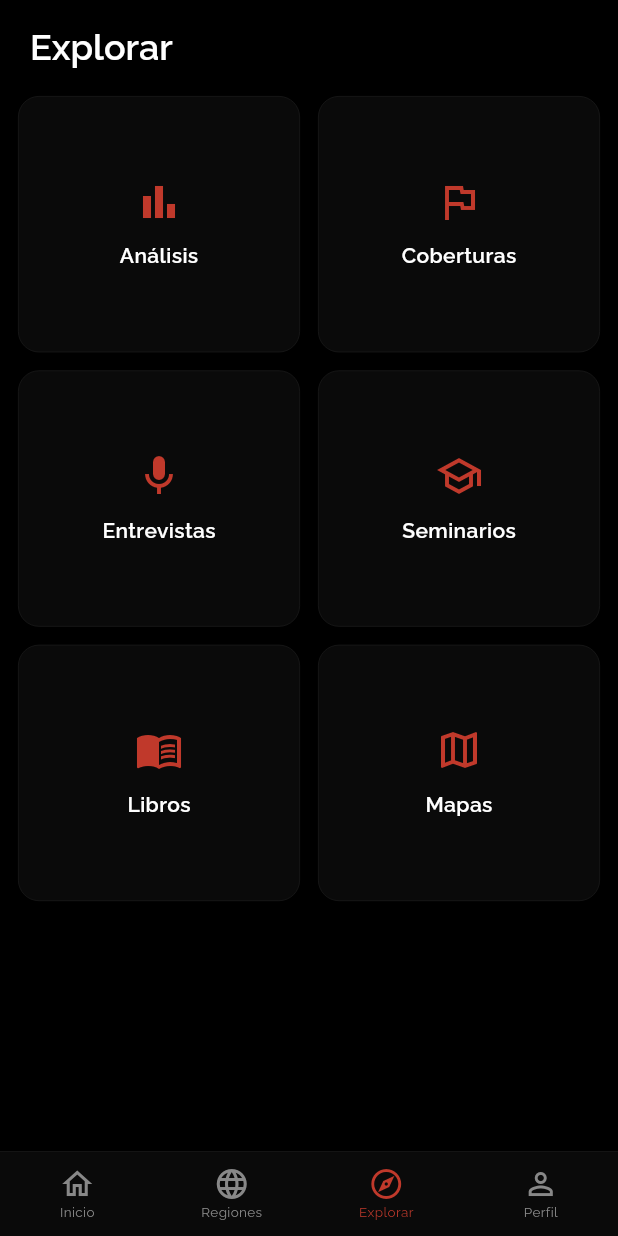
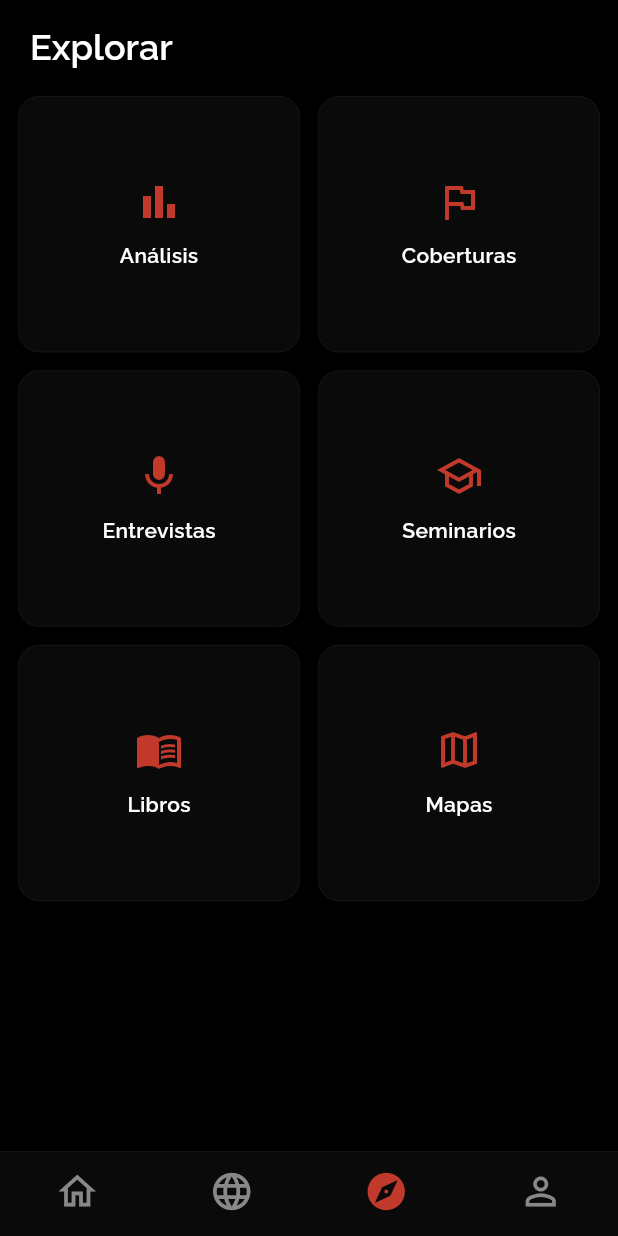
Before and after one commit to RubenGolfe98/descifra_app, a Flutter app: the screen it shows after launch, item 3 of the bottom bar chosen, on a phone screen of 412 x 824 dp. Run offline on Flutter 3.47's test engine with Material 3 defaults, Android fonts, the phone set to English and light mode, and no system bars; our stand-ins replace cached_network_image, connectivity_plus, flutter_html, flutter_secure_storage, flutter_svg, google_fonts and 3 more; missing offline and left inert: flutter_inappwebview; network calls fail.

Commit message:
- Eliminar texto de la barra de navegación - Quitar SplashFactory - Alinear badges

```diff
--- a/lib/main.dart
+++ b/lib/main.dart
@@ -75,9 +75,6 @@ class _AppRoot extends StatelessWidget {
         textTheme: theme.font.textTheme(
           isDark ? ThemeData.dark().textTheme : ThemeData.light().textTheme,
         ),
-        splashFactory: InkRipple.splashFactory,
-        highlightColor: isDark ? Colors.white24 : Colors.black26,
-        splashColor: isDark ? Colors.white38 : Colors.black38,
       ),
       home: _AppGate(isDark: isDark, font: theme.font),
     );
--- a/lib/screens/main_screen.dart
+++ b/lib/screens/main_screen.dart
@@ -82,14 +82,16 @@ class _BottomNav extends StatelessWidget {
   final ValueChanged<int> onTap;
   final bool isDark;
 
-  const _BottomNav({required this.currentIndex, required this.onTap, required this.isDark});
+  const _BottomNav(
+      {required this.currentIndex, required this.onTap, required this.isDark});
 
   @override
   Widget build(BuildContext context) {
     return Container(
       decoration: BoxDecoration(
         color: AppColors.surf(isDark),
-        border: Border(top: BorderSide(color: AppColors.bord(isDark), width: 0.5)),
+        border:
+            Border(top: BorderSide(color: AppColors.bord(isDark), width: 0.5)),
       ),
       child: BottomNavigationBar(
         currentIndex: currentIndex,
@@ -100,12 +102,27 @@ class _BottomNav extends StatelessWidget {
         unselectedItemColor: AppColors.textSec(isDark),
         selectedFontSize: 9,
         unselectedFontSize: 9,
+        iconSize: 30,
         type: BottomNavigationBarType.fixed,
+        showSelectedLabels: false,
+        showUnselectedLabels: false,
         items: const [
-          BottomNavigationBarItem(icon: Icon(Icons.home_outlined), label: 'Inicio'),
-          BottomNavigationBarItem(icon: Icon(Icons.language_outlined), label: 'Regiones'),
-          BottomNavigationBarItem(icon: Icon(Icons.explore_outlined), label: 'Explorar'),
-          BottomNavigationBarItem(icon: Icon(Icons.person_outline), label: 'Perfil'),
+          BottomNavigationBarItem(
+              icon: Icon(Icons.home_outlined),
+              activeIcon: Icon(Icons.home),
+              label: 'Inicio'),
+          BottomNavigationBarItem(
+              icon: Icon(Icons.language_outlined),
+              activeIcon: Icon(Icons.language),
+              label: 'Regiones'),
+          BottomNavigationBarItem(
+              icon: Icon(Icons.explore_outlined),
+              activeIcon: Icon(Icons.explore),
+              label: 'Explorar'),
+          BottomNavigationBarItem(
+              icon: Icon(Icons.person_outline),
+              activeIcon: Icon(Icons.person),
+              label: 'Perfil'),
         ],
       ),
     );
```
Also changed, not shown: lib/widgets/article_card.dart (+15 -11 lines).
